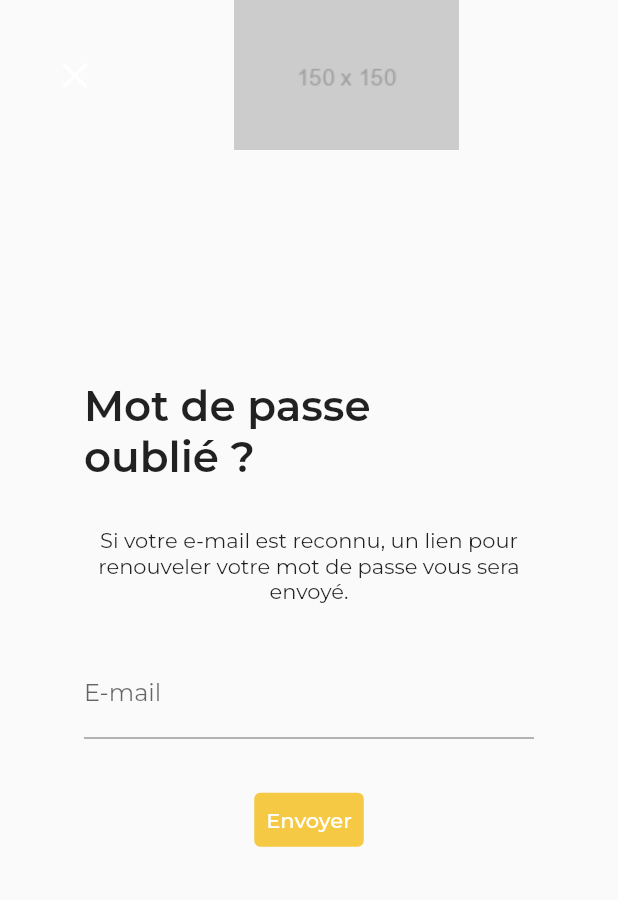
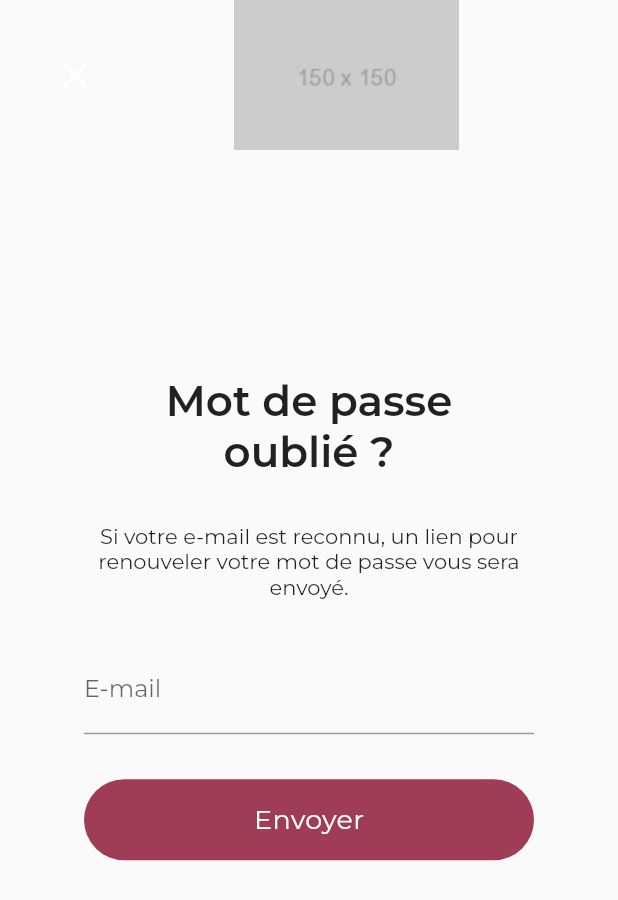
Before and after one commit to Mariollet/WhenISS, a Flutter app: the ForgotPasswordView screen opened by its route, on a phone screen of 412 x 824 dp. Shown: the top 900 px of the screen. Run offline on Flutter 3.47's test engine with Material 2 defaults, Android fonts, the phone set to English and light mode, and no system bars; our stand-ins replace flutter_dotenv, flutter_riverpod, flutter_secure_storage; missing offline and left inert: context_holder; accounts and stored records are empty; statements that could not run were skipped.

Commit message:
Rework widgets

```diff
--- a/lib/services/app_colors.dart
+++ b/lib/services/app_colors.dart
@@ -10,7 +10,7 @@ class AppColors {
     // 700: Color(0xFF008FA1),
   });
 
-  static const int _secondary = 0xffde1818;
+  static const int _secondary = 0xff9f3c56;
   static const MaterialColor secondary = MaterialColor(_secondary, <int, Color>{
     // 300: Color(0xFFFFFFFF),
     // 400: Color(0xFF93F2FF),
--- a/lib/services/app_text_styles.dart
+++ b/lib/services/app_text_styles.dart
@@ -2,23 +2,25 @@ import "package:flutter/material.dart";
 import "package:keole/services/app_colors.dart";
 
 abstract class AppTextStyles {
+  static const String fontFamily = "Montserrat";
+
   static TextStyle defaultStyle = TextStyle(
     color: AppColors.grey.shade400,
     fontSize: 20,
     fontWeight: FontWeight.w300,
-    fontFamily: "Montserrat",
+    fontFamily: fontFamily,
   );
 
   static const TextStyle h1 = TextStyle(
     fontSize: 28,
     fontWeight: FontWeight.w600,
-    fontFamily: "Montserrat",
+    fontFamily: fontFamily,
   );
 
   static const TextStyle p = TextStyle(
     fontSize: 16,
     fontWeight: FontWeight.w300,
-    fontFamily: "Montserrat",
+    fontFamily: fontFamily,
   );
 
   static const TextStyle formError = TextStyle(
@@ -26,6 +28,12 @@ abstract class AppTextStyles {
   );
 
   static const TextStyle snackBar = TextStyle(
-    fontFamily: "Montserrat",
+    fontFamily: fontFamily,
+  );
+
+  static const TextStyle button = TextStyle(
+    fontSize: 18,
+    letterSpacing: .2,
+    fontFamily: fontFamily,
   );
 }
--- a/lib/ui/shared/button.dart
+++ b/lib/ui/shared/button.dart
@@ -1,16 +1,21 @@
-import "package:flutter/material.dart";
+import "package:flutter/cupertino.dart";
 import "package:keole/services/app_colors.dart";
+import "package:keole/services/app_text_styles.dart";
 import "package:keole/ui/shared/loader.dart";
 
-/// Generic button based on the [TextButton] widget.
+/// Generic button based on the [CupertinoButton] widget.
 class Button extends StatelessWidget {
   const Button({
     super.key,
+    this.width,
     required this.text,
     this.disabled = false,
     this.loading = false,
     this.onPressed,
   });
+
+  /// An optional width for the button.
+  final double? width;
 
   /// The text to display on the button.
   final String text;
@@ -24,8 +29,9 @@ class Button extends StatelessWidget {
   final VoidCallback? onPressed;
 
   @override
-  Widget build(BuildContext context) => TextButton(
-        onPressed: disabled || loading ? null : onPressed,
+  Widget build(BuildContext context) {
+    final Widget button = CupertinoButton.filled(
+      /* onPressed: disabled || loading ? null : onPressed,
         style: ButtonStyle(
           backgroundColor: MaterialStateProperty.all<Color>(AppColors.primary),
           foregroundColor: MaterialStateProperty.all<Color>(AppColors.white),
@@ -37,6 +43,17 @@ class Button extends StatelessWidget {
                   color: AppColors.white,
                 ),
               )
-            : Text(text),
-      );
+            : Text(text), */
+      disabledColor: AppColors.secondary,
+      borderRadius: BorderRadius.circular(27),
+      onPressed: disabled || loading ? null : onPressed,
+      child: loading
+          ? const Loader(color: AppColors.white)
+          : Text(text, style: AppTextStyles.button),
+    );
+
+    if (width == null) return button;
+
+    return SizedBox(width: width!, child: button);
+  }
 }
--- a/lib/ui/shared/custom_rich_text.dart
+++ b/lib/ui/shared/custom_rich_text.dart
@@ -1,3 +1,5 @@
+// TODO: rework
+
 /* import "package:flutter/material.dart";
 import "package:keole/services/app_text_styles.dart";
 
--- a/lib/ui/shared/custom_scaffold.dart
+++ b/lib/ui/shared/custom_scaffold.dart
@@ -4,11 +4,6 @@ import "package:flutter/services.dart";
 import "package:keole/services/app_colors.dart";
 import "package:keole/services/app_images.dart";
 import "package:keole/services/app_routes.dart";
-
-enum BottomBarType {
-  copyright,
-  links,
-}
 
 class CustomScaffold extends StatelessWidget {
   const CustomScaffold({
@@ -18,8 +13,6 @@ class CustomScaffold extends StatelessWidget {
     this.opaqueHeader = false,
     this.appBarLogo = true,
     this.isModal = false,
-    this.bottomBarType,
-    this.inView = false,
     required this.body,
   });
 
@@ -28,8 +21,6 @@ class CustomScaffold extends StatelessWidget {
   final bool opaqueHeader;
   final bool appBarLogo;
   final bool isModal;
-  final BottomBarType? bottomBarType;
-  final bool inView;
   final Widget body;
 
   @override
@@ -63,72 +54,14 @@ class CustomScaffold extends StatelessWidget {
       systemOverlayStyle: SystemUiOverlayStyle.light,
     );
 
-    final Widget? bottomNavigationBar;
-
-    switch (bottomBarType) {
-      case BottomBarType.copyright:
-        bottomNavigationBar = const Padding(
-          padding: EdgeInsets.fromLTRB(15, 20, 0, 0),
-          child: _Copyright(),
-        );
-
-        break;
-      case BottomBarType.links:
-        bottomNavigationBar = Row(
-          mainAxisAlignment: MainAxisAlignment.spaceBetween,
-          children: [
-            _CustomViewLink(inView: inView),
-          ],
-        );
-
-        break;
-      default:
-        bottomNavigationBar = null;
-    }
-
     return Scaffold(
       appBar: appBar,
       body: Container(
         padding: padding,
         child: verticallyCentered ? Center(child: body) : SafeArea(child: body),
       ),
-      bottomNavigationBar: bottomBarType == null
-          ? null
-          : Container(
-              height: 60,
-              padding: const EdgeInsets.symmetric(horizontal: 10),
-              child: bottomNavigationBar,
-            ),
       extendBody: true,
       extendBodyBehindAppBar: true,
     );
   }
 }
-
-class _Copyright extends StatelessWidget {
-  const _Copyright();
-
-  @override
-  Widget build(BuildContext context) => const Text("© 2023 Keole");
-}
-
-class _CustomViewLink extends StatelessWidget {
-  const _CustomViewLink({
-    this.inView = false,
-  });
-
-  final bool inView;
-
-  @override
-  Widget build(BuildContext context) => IconButton(
-        icon: const Icon(CupertinoIcons.person_crop_circle_fill),
-        color: inView ? AppColors.grey[425] : AppColors.white,
-        iconSize: 32,
-        splashRadius: 20,
-        onPressed: () {
-          if (inView) return Navigator.of(context).pop();
-
-          Navigator.of(context).pushNamed(AppRoutes.home);
-        },
-      );
-}
--- a/lib/ui/shared/custom_select.dart
+++ b/lib/ui/shared/custom_select.dart
@@ -1,3 +1,5 @@
+// TODO: rework
+
 /* import "package:flutter/material.dart";
 import "package:keole/services/app_colors.dart";
 import "package:keole/services/app_text_styles.dart";
--- a/lib/ui/shared/text_input.dart
+++ b/lib/ui/shared/text_input.dart
@@ -4,6 +4,17 @@ import "package:keole/extensions/validator.dart";
 
 /// Custom text input based on the [TextFormField] widget.
 class TextInput extends StatefulWidget {
+  const TextInput({
+    super.key,
+    required this.controller,
+    required this.validator,
+    required this.placeholder,
+    this.keyboardType,
+    this.disabled = false,
+    this.obscured = false,
+    this.maxLength,
+  });
+
   // final TextInputType
   final TextEditingController controller;
 
@@ -24,59 +35,42 @@ class TextInput extends StatefulWidget {
   /// Displays a character counter below the input.
   final int? maxLength;
 
-  const TextInput({
-    super.key,
-    required this.controller,
-    required this.validator,
-    required this.placeholder,
-    this.keyboardType,
-    this.disabled = false,
-    this.obscured = false,
-    this.maxLength,
-  });
-
   @override
   TextInputState createState() => TextInputState();
 
   factory TextInput.email({
     required TextEditingController controller,
     bool disabled = false,
-  }) {
-    String? validator(String? value) {
+  }) =>
+      TextInput(
+        controller: controller,
+        validator: (String? value) {
           if (value!.isEmpty) return "Ce champ est requis.";
           if (!value.isValidEmail()) return "Veuillez saisir un e-mail valide.";
 
           return null;
-    }
-
-    return TextInput(
-      controller: controller,
-      validator: validator,
+        },
         placeholder: "E-mail",
         keyboardType: TextInputType.emailAddress,
         disabled: disabled,
       );
-  }
 
   factory TextInput.password({
     required TextEditingController controller,
     bool disabled = false,
     bool obscured = false,
-  }) {
-    String? validator(String? value) {
+  }) =>
+      TextInput(
+        controller: controller,
+        validator: (String? value) {
           if (value!.isEmpty) return "Ce champ est requis.";
 
           return null;
-    }
-
-    return TextInput(
-      controller: controller,
-      validator: validator,
+        },
         placeholder: "Mot de passe",
         disabled: disabled,
         obscured: obscured,
       );
-  }
 }
 
 class TextInputState extends State<TextInput> {
--- a/lib/ui/view/security/forgot_password_view.dart
+++ b/lib/ui/view/security/forgot_password_view.dart
@@ -28,7 +28,11 @@ class ForgotPasswordState extends ConsumerState<ForgotPasswordView> {
           child: Column(
             mainAxisAlignment: MainAxisAlignment.center,
             children: [
-              const Text("Mot de passe oublié ?", style: AppTextStyles.h1),
+              const Text(
+                "Mot de passe oublié ?",
+                style: AppTextStyles.h1,
+                textAlign: TextAlign.center,
+              ),
               const SizedBox(height: 30),
               const Text(
                 "Si votre e-mail est reconnu, un lien pour renouveler votre mot de passe vous sera envoyé.",
@@ -47,6 +51,7 @@ class ForgotPasswordState extends ConsumerState<ForgotPasswordView> {
                 FormError(forgotPasswordResponse!["message"]),
               const SizedBox(height: 15),
               Button(
+                width: 300,
                 text: "Envoyer",
                 loading: loading,
                 onPressed: () {
--- a/lib/ui/view/security/login_view.dart
+++ b/lib/ui/view/security/login_view.dart
@@ -72,6 +72,7 @@ class LoginState extends ConsumerState<LoginView> {
               if (loginResponse is String) FormError(loginResponse),
               const SizedBox(height: 15),
               Button(
+                width: 300,
                 text: "Se connecter",
                 loading: loading,
                 onPressed: () {
--- a/lib/ui/view/start_view.dart
+++ b/lib/ui/view/start_view.dart
@@ -12,7 +12,6 @@ class StartView extends StatelessWidget {
   @override
   Widget build(BuildContext context) => CustomScaffold(
         appBarLogo: false,
-        bottomBarType: BottomBarType.copyright,
         body: Column(
           mainAxisAlignment: MainAxisAlignment.center,
           children: [
@@ -34,12 +33,14 @@ class StartView extends StatelessWidget {
                   return Column(
                     children: [
                       Button(
+                        width: 300,
                         text: "Continuer",
                         onPressed: () => Navigator.of(context)
                             .pushReplacementNamed(AppRoutes.home),
                       ),
                       child!,
                       Button(
+                        width: 300,
                         text: "Déconnexion",
                         onPressed: () {
                           ref.read(clearSecureStorageProvider);
@@ -53,6 +54,7 @@ class StartView extends StatelessWidget {
                 }
 
                 return Button(
+                  width: 300,
                   text: "Connexion",
                   onPressed: () => Navigator.of(context)
                       .pushReplacementNamed(AppRoutes.login),
--- a/lib/ui/view_model/customer_view_model.dart
+++ b/lib/ui/view_model/customer_view_model.dart
@@ -5,5 +5,5 @@ final customerProvider = StateNotifierProvider<CustomerNotifier, Customer>(
     (ref) => CustomerNotifier());
 
 class CustomerNotifier extends StateNotifier<Customer> {
-  CustomerNotifier() : super(const Customer());
+  CustomerNotifier() : super(Customer.empty());
 }
```
Also changed, not shown: lib/data/api.dart (+10 -7 lines), lib/data/models/customer.dart (+11 -4 lines), lib/main.dart (+5 -12 lines), lib/ui/shared/loader.dart (+8 -4 lines), lib/ui/view/home_view.dart (+1 -10 lines), 1 other file. Lines whose indentation alone changed are shown as unchanged.
